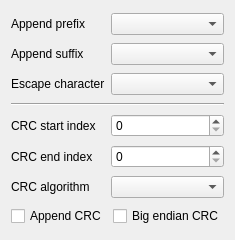
Above: Source/ToolBox/ToolBoxUI/xToolsToolBoxUiInputMenu.ui from x-tools-author/x-tools before the change. Below: the same form after it.
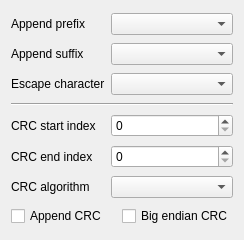
That is the form after the change. Custom widgets are drawn as their Qt base class.

```diff
--- a/Source/ToolBox/ToolBoxUI/xToolsToolBoxUiInputMenu.ui
+++ b/Source/ToolBox/ToolBoxUI/xToolsToolBoxUiInputMenu.ui
@@ -6,7 +6,7 @@
    <rect>
     <x>0</x>
     <y>0</y>
-    <width>232</width>
+    <width>244</width>
     <height>240</height>
    </rect>
   </property>
```
Left out of the diff: 4 changed lines with no effect on the pictures.
